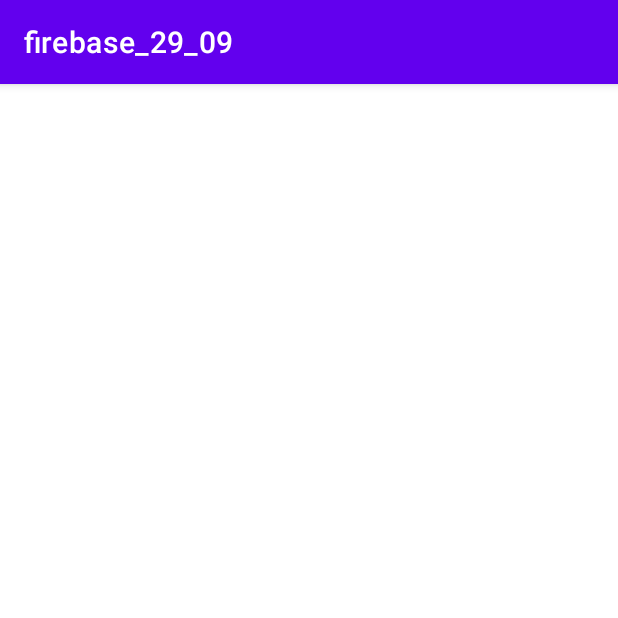
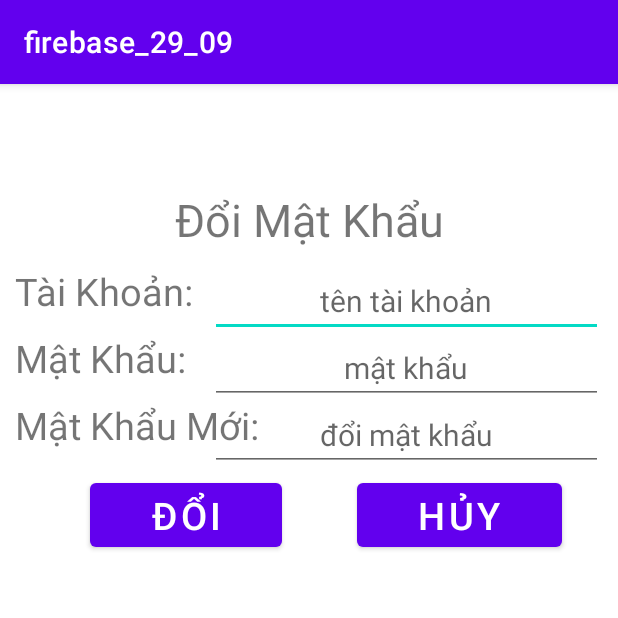
Before and after one commit to hoanguyennho35/display_luanvan, an Android app: the MainActivity4 screen opened directly, with no data from a screen before it, on a phone screen of 412 x 824 dp, the top half of it. Run offline under Robolectric (Android 15) with nearby library versions, the phone set to English and light mode, and no system bars.

Commit message:
giao_dien_qmk

```diff
--- a/app/src/main/java/com/example/firebase_29_09/MainActivity3.java
+++ b/app/src/main/java/com/example/firebase_29_09/MainActivity3.java
@@ -1,6 +1,7 @@
 package com.example.firebase_29_09;
 
 import androidx.annotation.NonNull;
+import androidx.annotation.Nullable;
 import androidx.appcompat.app.AppCompatActivity;
 
 import android.content.Intent;
@@ -22,6 +23,7 @@ public class MainActivity3 extends AppCompatActivity {
     String[] name =new String[2];
     String[] bien = new String[2];
     String[] g =new String[2];
+    int block_qmk;
     Button dn,qmk;
     FirebaseDatabase firedb1 = FirebaseDatabase.getInstance();
     DatabaseReference lightRef1 = firedb1.getReference();
@@ -72,12 +74,26 @@ public class MainActivity3 extends AppCompatActivity {
                     }
                     break;
                 case R.id.doi_mat_khau:
+                    Intent i4 = new Intent();
+                    i4.setClass(MainActivity3.this,MainActivity4.class);
+                    i4.putExtra("taikhoan",bien[0]);
+                    i4.putExtra("matkhau",bien[1]);
+                    startActivityForResult(i4,50);
                     break;
             }
         }else
             Toast.makeText(MainActivity3.this,"ban da nhap sai qua so lan hay lien he nha cung cap",Toast.LENGTH_LONG).show();
         }
     };
+
+    @Override
+    protected void onActivityResult(int requestCode, int resultCode, @Nullable Intent data) {
+        super.onActivityResult(requestCode, resultCode, data);
+        if(requestCode ==50){
+            block_qmk = data.getIntExtra("block");
+        }
+    }
+
     enum selection{
         _string,_int,solan,khoa
     }
--- a/app/src/main/res/layout/activity_main4.xml
+++ b/app/src/main/res/layout/activity_main4.xml
@@ -4,6 +4,102 @@
     xmlns:tools="http://schemas.android.com/tools"
     android:layout_width="match_parent"
     android:layout_height="match_parent"
+    android:layout_margin="10dp"
     tools:context=".MainActivity4">
-
+    <TextView
+        android:layout_width="match_parent"
+        android:layout_height="wrap_content"
+        app:layout_constraintTop_toTopOf="parent"
+        android:layout_marginTop="60dp"
+        android:text="Đổi Mật Khẩu"
+        android:textSize="30dp"
+        android:gravity="center"
+        android:id="@+id/dmk"
+        />
+    <TextView
+        android:layout_width="wrap_content"
+        android:layout_height="wrap_content"
+        app:layout_constraintTop_toBottomOf="@id/dmk"
+        app:layout_constraintLeft_toLeftOf="parent"
+        android:text="Tài Khoản: "
+        android:textSize="25dp"
+        android:layout_marginTop="10dp"
+        android:id="@+id/tk1"
+        />
+    <TextView
+        android:layout_width="wrap_content"
+        android:layout_height="wrap_content"
+        app:layout_constraintTop_toBottomOf="@id/tk1"
+        app:layout_constraintLeft_toLeftOf="parent"
+        android:text="Mật Khẩu: "
+        android:textSize="25dp"
+        android:layout_marginTop="10dp"
+        android:id="@+id/mk1"
+        />
+    <TextView
+        android:layout_width="wrap_content"
+        android:layout_height="wrap_content"
+        app:layout_constraintTop_toBottomOf="@id/mk1"
+        app:layout_constraintLeft_toLeftOf="parent"
+        android:text="Mật Khẩu Mới: "
+        android:textSize="25dp"
+        android:layout_marginTop="10dp"
+        android:id="@+id/mk2"
+        />
+    <EditText
+        android:layout_width="match_parent"
+        android:layout_height="wrap_content"
+        app:layout_constraintLeft_toRightOf="@id/tk1"
+        app:layout_constraintTop_toTopOf="@+id/tk1"
+        android:layout_marginLeft="130dp"
+        android:hint="tên tài khoản"
+        android:gravity="center"
+        android:textSize="20dp"
+        android:id="@+id/edtk"
+        />
+    <EditText
+        android:layout_width="match_parent"
+        android:layout_height="wrap_content"
+        app:layout_constraintLeft_toRightOf="@id/mk1"
+        app:layout_constraintTop_toTopOf="@+id/mk1"
+        android:layout_marginLeft="130dp"
+        android:hint="mật khẩu"
+        android:id="@+id/edmk"
+        android:gravity="center"
+        android:textSize="20dp"
+        />
+    <EditText
+        android:layout_width="match_parent"
+        android:layout_height="wrap_content"
+        app:layout_constraintLeft_toRightOf="@id/mk2"
+        app:layout_constraintTop_toTopOf="@+id/mk2"
+        android:layout_marginLeft="130dp"
+        android:layout_marginTop="0dp"
+        android:hint="đổi mật khẩu"
+        android:gravity="center"
+        android:id="@+id/eddmk"
+        android:textSize="20dp"
+        />
+    <Button
+        android:layout_width="wrap_content"
+        android:layout_height="wrap_content"
+        app:layout_constraintTop_toBottomOf="@+id/mk2"
+        app:layout_constraintLeft_toLeftOf="parent"
+        android:text="   Đổi   "
+        android:layout_marginTop="15dp"
+        android:layout_marginLeft="50dp"
+        android:textSize="25dp"
+        android:id="@+id/doi"
+        />
+    <Button
+        android:layout_width="wrap_content"
+        android:layout_height="wrap_content"
+        app:layout_constraintTop_toBottomOf="@+id/mk2"
+        app:layout_constraintLeft_toRightOf="@+id/doi"
+        android:text="   Hủy   "
+        android:layout_marginTop="15dp"
+        android:layout_marginLeft="50dp"
+        android:textSize="25dp"
+        android:id="@+id/huy"
+        />
 </androidx.constraintlayout.widget.ConstraintLayout>
```
